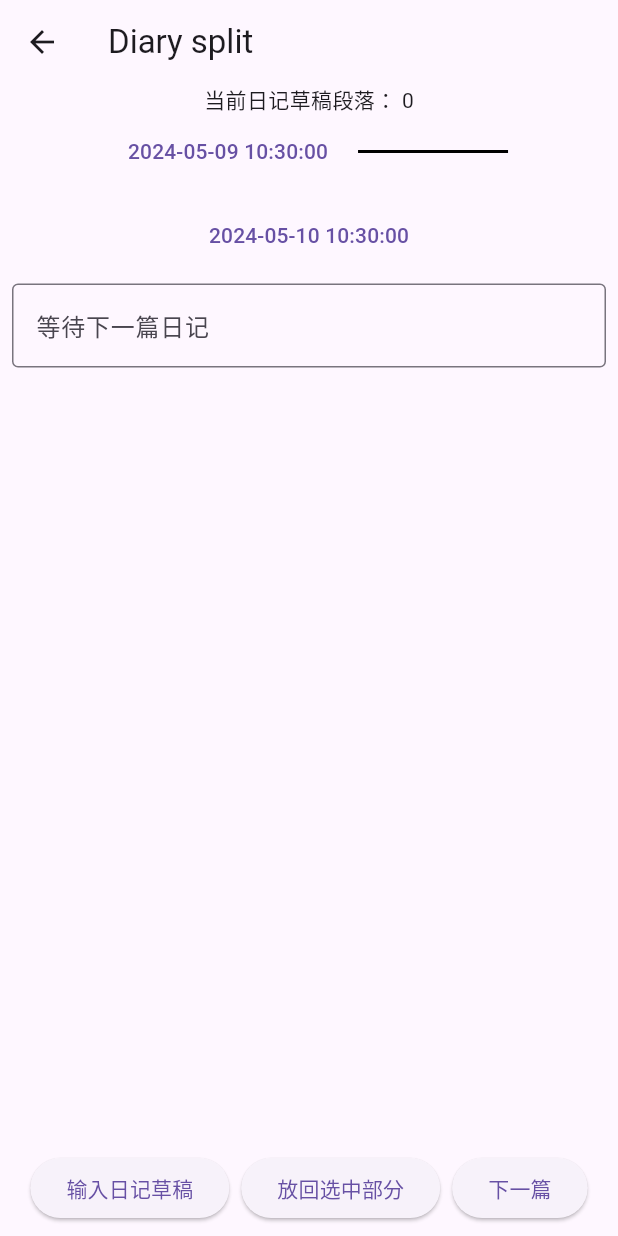
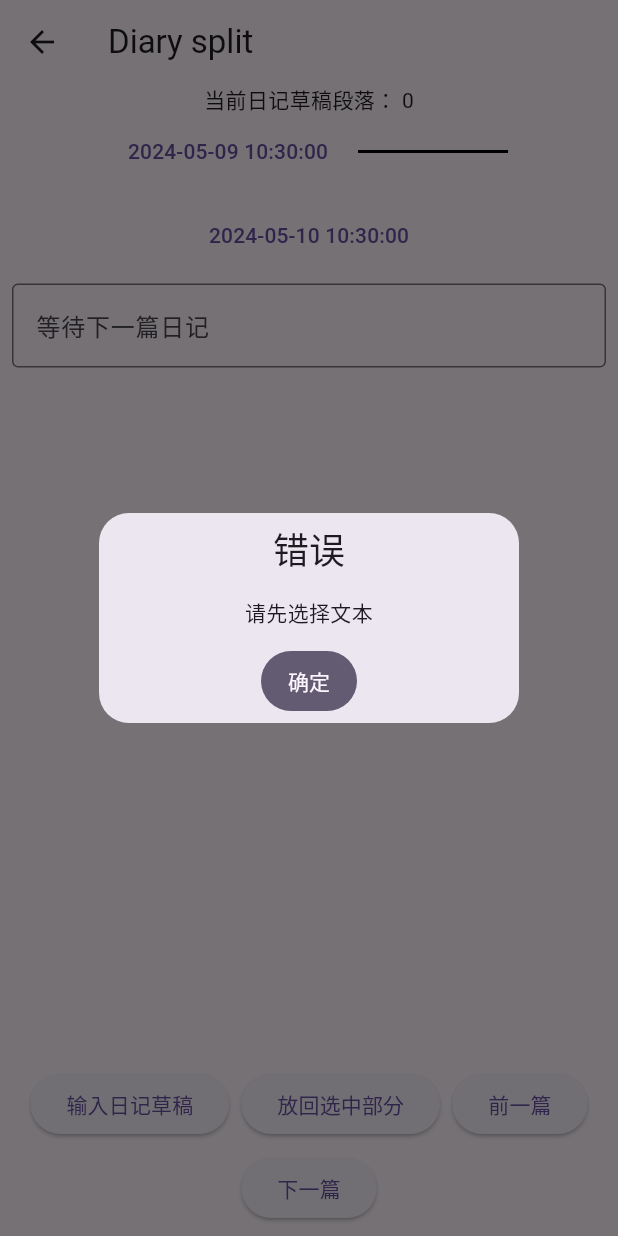
Before and after one commit to AoEiuV020/DiaryUploader, a Flutter app: the DiarySplitView screen opened by its route, after a tap on "放回选中部分", on a phone screen of 412 x 824 dp. Run offline on Flutter 3.47's test engine with Material 3 defaults, Android fonts, the phone set to English and light mode, and no system bars; our stand-ins replace flutter_dotenv, get, google_sign_in, googleapis_auth, plugin_platform_interface, shared_preferences and 1 more; missing offline and left inert: extension_google_sign_in_as_googleapis_auth, googleapis, shelf_router; accounts and stored records are empty.

Commit message:
实现回滚前一篇日记

```diff
--- a/apps/diaryuploader/lib/app/modules/DiarySplit/controllers/diary_split_controller.dart
+++ b/apps/diaryuploader/lib/app/modules/DiarySplit/controllers/diary_split_controller.dart
@@ -1,3 +1,5 @@
+import 'dart:collection';
+
 import 'package:diary_split/diary_split.dart';
 import 'package:flutter/widgets.dart';
 import 'package:get/get.dart';
@@ -5,18 +7,20 @@ import 'package:intl/intl.dart';
 
 class DiarySplitController extends GetxController {
   final TextEditingController textController = TextEditingController();
+  final DateFormat dateFormat = DateFormat('yyyy-MM-dd HH:mm:ss');
+
+  /// 剩下未处理的日记草稿段落列表，
   final diaryContent = <List<String>>[].obs;
-  final nextContent = ''.obs;
-  final nextStartTime = DateTime.now().add(const Duration(days: -1)).obs;
-  final nextEndTime = DateTime.now().obs;
-  final diaryLength = 0.obs;
+
+  /// 当前加载出来的日记，
+  late final currentDiary = defaultDiary().obs;
   final diarySplit = DiarySplit();
-  DateFormat dateFormat = DateFormat('yyyy-MM-dd HH:mm:ss');
+  final diaryCache = DoubleLinkedQueue<Diary>();
   @override
   void onInit() {
     super.onInit();
-    nextContent.stream.listen((event) {
-      textController.text = event;
+    currentDiary.stream.listen((event) {
+      textController.text = event.content;
     });
   }
 
@@ -26,14 +30,14 @@ class DiarySplitController extends GetxController {
     super.onClose();
   }
 
+  Diary defaultDiary() {
+    final now = DateTime.now();
+    return Diary('', now.add(const Duration(days: -1)), now);
+  }
+
   void append(String text) {
     diarySplit.append(text);
-    updateContent();
-  }
-
-  void updateContent() {
     diaryContent.value = diarySplit.content;
-    diaryLength.value = diaryContent.length;
   }
 
   String back() {
@@ -50,17 +54,26 @@ class DiarySplitController extends GetxController {
     final selectedText = text.substring(start, end);
     final newText = text.replaceRange(start, end, '');
     diarySplit.back(selectedText);
-    nextContent.value = newText;
-    updateContent();
+    currentDiary.value = currentDiary.value.copyWith(content: newText);
+    diaryContent.value = diarySplit.content;
     return selectedText;
+  }
+
+  void previous() {
+    diarySplit.back(textController.text);
+    if (diaryCache.isEmpty) {
+      return;
+    }
+    final diary = diaryCache.removeLast();
+    currentDiary.value = diary;
+    diaryContent.value = diarySplit.content;
   }
 
   void next() async {
     final diary = await diarySplit.popDiary();
-    nextContent.value = diary.content;
-    nextStartTime.value = diary.start;
-    nextEndTime.value = diary.end;
-    updateContent();
+    diaryCache.addLast(currentDiary.value);
+    currentDiary.value = diary;
+    diaryContent.value = diarySplit.content;
   }
 
   void setNextDiaryTime(DateTime nextTime) {
--- a/apps/diaryuploader/lib/app/modules/DiarySplit/views/diary_split_view.dart
+++ b/apps/diaryuploader/lib/app/modules/DiarySplit/views/diary_split_view.dart
@@ -1,6 +1,4 @@
-import 'package:flutter/cupertino.dart';
 import 'package:flutter/material.dart';
-import 'package:flutter/widgets.dart';
 import 'package:get/get.dart';
 
 import '../controllers/diary_split_controller.dart';
@@ -14,7 +12,7 @@ class DiarySplitView extends GetView<DiarySplitController> {
       appBar: AppBar(title: const Text('Diary split')),
       body: Column(
         children: <Widget>[
-          Obx(() => Text('当前日记草稿段落： ${controller.diaryLength}')),
+          Obx(() => Text('当前日记草稿段落： ${controller.diaryContent.length}')),
           Wrap(
             spacing: 8.0,
             runSpacing: 8.0,
@@ -24,12 +22,14 @@ class DiarySplitView extends GetView<DiarySplitController> {
               // 左侧时间控件
               TextButton(
                 onPressed: () {
-                  _selectDate(context, controller.nextStartTime.value, (date) {
-                    controller.nextStartTime.value = date;
+                  _selectDate(context, controller.currentDiary.value.start,
+                      (date) {
+                    controller.currentDiary.value =
+                        controller.currentDiary.value.copyWith(start: date);
                   });
                 },
-                child: Obx(() => Text(
-                    controller.timeToString(controller.nextStartTime.value))),
+                child: Obx(() => Text(controller
+                    .timeToString(controller.currentDiary.value.start))),
               ),
               // 中间横线
               Container(
@@ -40,14 +40,16 @@ class DiarySplitView extends GetView<DiarySplitController> {
               // 右侧时间控件
               TextButton(
                 onPressed: () {
-                  _selectDate(context, controller.nextEndTime.value, (date) {
-                    controller.nextEndTime.value = date;
+                  _selectDate(context, controller.currentDiary.value.end,
+                      (date) {
+                    controller.currentDiary.value =
+                        controller.currentDiary.value.copyWith(end: date);
                     controller.setNextDiaryTime(date);
                   });
                 },
-                child: Obx(() => Text(
-                    controller.timeToString(controller.nextEndTime.value))),
-              )
+                child: Obx(() => Text(controller
+                    .timeToString(controller.currentDiary.value.end))),
+              ),
             ],
           ),
           Expanded(
@@ -108,6 +110,10 @@ class DiarySplitView extends GetView<DiarySplitController> {
                   }
                 },
                 child: const Text('放回选中部分'),
+              ),
+              ElevatedButton(
+                onPressed: controller.previous,
+                child: const Text('前一篇'),
               ),
               ElevatedButton(
                 onPressed: controller.next,
--- a/packages/diary_split/lib/diary_split.dart
+++ b/packages/diary_split/lib/diary_split.dart
@@ -4,11 +4,4 @@
 library;
 
 export 'src/diary_split_base.dart';
-
-class Diary {
-  final String content;
-  final DateTime start;
-  final DateTime end;
-
-  Diary(this.content, this.start, this.end);
-}
+export 'src/diary.dart';
--- /dev/null
+++ b/packages/diary_split/lib/src/diary.dart
@@ -0,0 +1,60 @@
+// ignore_for_file: public_member_api_docs, sort_constructors_first
+import 'dart:convert';
+
+class Diary {
+  final String content;
+  final DateTime start;
+  final DateTime end;
+
+  Diary(
+    this.content,
+    this.start,
+    this.end,
+  );
+
+  Diary copyWith({
+    String? content,
+    DateTime? start,
+    DateTime? end,
+  }) {
+    return Diary(
+      content ?? this.content,
+      start ?? this.start,
+      end ?? this.end,
+    );
+  }
+
+  Map<String, dynamic> toMap() {
+    return <String, dynamic>{
+      'content': content,
+      'start': start.millisecondsSinceEpoch,
+      'end': end.millisecondsSinceEpoch,
+    };
+  }
+
+  factory Diary.fromMap(Map<String, dynamic> map) {
+    return Diary(
+      map['content'] as String,
+      DateTime.fromMillisecondsSinceEpoch(map['start'] as int),
+      DateTime.fromMillisecondsSinceEpoch(map['end'] as int),
+    );
+  }
+
+  String toJson() => json.encode(toMap());
+
+  factory Diary.fromJson(String source) =>
+      Diary.fromMap(json.decode(source) as Map<String, dynamic>);
+
+  @override
+  String toString() => 'Diary(content: $content, start: $start, end: $end)';
+
+  @override
+  bool operator ==(covariant Diary other) {
+    if (identical(this, other)) return true;
+
+    return other.content == content && other.start == start && other.end == end;
+  }
+
+  @override
+  int get hashCode => content.hashCode ^ start.hashCode ^ end.hashCode;
+}
--- a/packages/diary_split/lib/src/diary_split_base.dart
+++ b/packages/diary_split/lib/src/diary_split_base.dart
@@ -1,3 +1,4 @@
+import 'diary.dart';
 import '../diary_split.dart';
 import 'diary_split_impl.dart';
 
```
